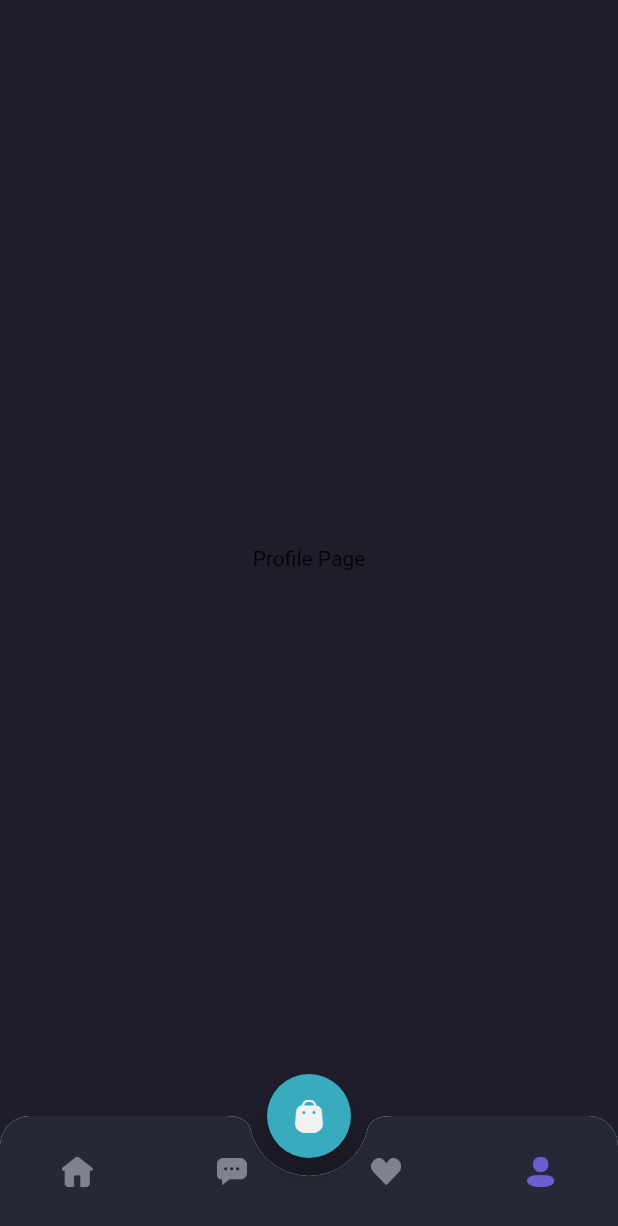
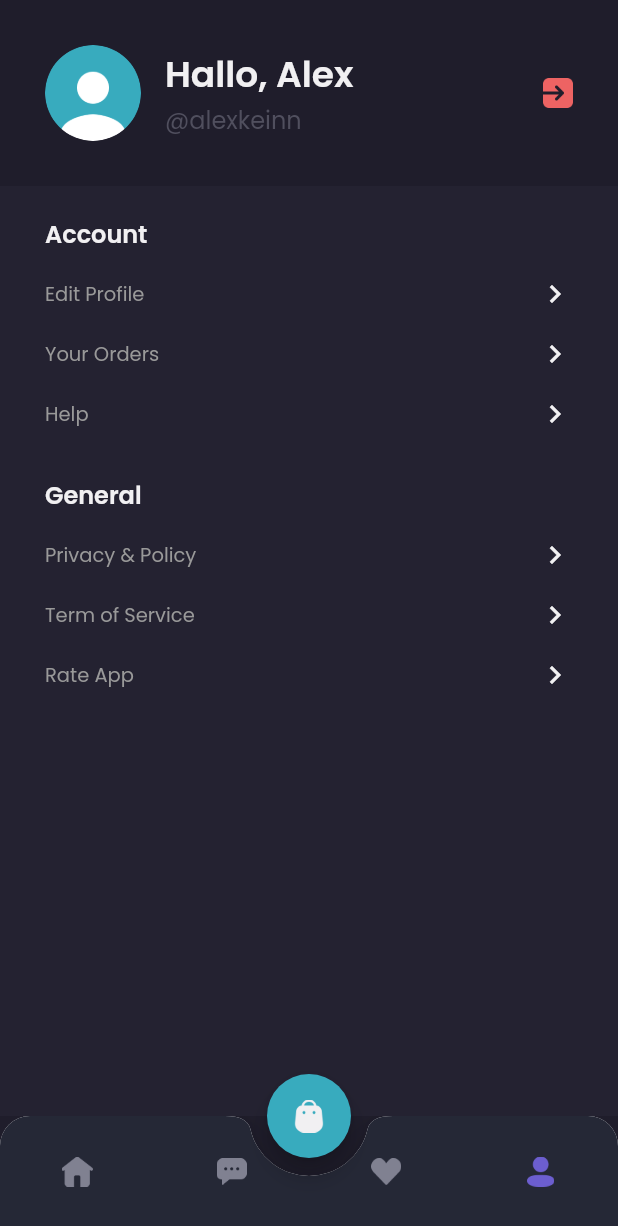
Before and after one commit to yantoiswanto/shamo-app, a Flutter app: the MainPage screen opened by its route, item 4 of the bottom bar chosen, on a phone screen of 412 x 824 dp. Shown: the top 1226 px of the screen. Run offline on Flutter 3.47's test engine with Material 2 defaults, Android fonts, the phone set to English and light mode, and no system bars; our stand-ins replace google_fonts.

Commit message:
Slicing page profile

```diff
--- a/lib/pages/home/profile_page.dart
+++ b/lib/pages/home/profile_page.dart
@@ -1,14 +1,136 @@
 import 'package:flutter/material.dart';
+import 'package:shamo_app/theme.dart';
 
 class ProfilePage extends StatelessWidget {
   const ProfilePage({super.key});
 
-  @override
-  Widget build(BuildContext context) {
-    return Center(
-      child: Text(
-        'Profile Page',
+  Widget header() {
+    return AppBar(
+      backgroundColor: backgroundColor1,
+      automaticallyImplyLeading: false,
+      elevation: 0,
+      flexibleSpace: SafeArea(
+        child: Container(
+          padding: EdgeInsets.all(
+            defaultMargin,
+          ),
+          child: Row(
+            children: [
+              ClipOval(
+                child: Image.asset(
+                  'assets/image_profile.png',
+                  width: 64,
+                ),
+              ),
+              SizedBox(
+                width: 16,
+              ),
+              Expanded(
+                child: Column(
+                  crossAxisAlignment: CrossAxisAlignment.start,
+                  children: [
+                    Text(
+                      'Hallo, Alex',
+                      style: primaryTextStyle.copyWith(
+                        fontSize: 24,
+                        fontWeight: semiBold,
+                      ),
+                    ),
+                    Text(
+                      '@alexkeinn',
+                      style: subtitleTextStyle.copyWith(
+                        fontSize: 16,
+                      ),
+                    ),
+                  ],
+                ),
+              ),
+              Image.asset(
+                'assets/button_exit.png',
+                width: 20,
+              ),
+            ],
+          ),
+        ),
       ),
     );
   }
+
+  Widget menuItem(String text) {
+    return Container(
+      margin: EdgeInsets.only(
+        top: 16,
+      ),
+      child: Row(
+        mainAxisAlignment: MainAxisAlignment.spaceBetween,
+        children: [
+          Text(
+            text,
+            style: secondaryTextStyle.copyWith(
+              fontSize: 13,
+            ),
+          ),
+          Icon(
+            Icons.chevron_right,
+            color: primaryTextColor,
+          ),
+        ],
+      ),
+    );
+  }
+
+  Widget content() {
+    return Expanded(
+      child: Container(
+        width: double.infinity,
+        padding: EdgeInsets.symmetric(
+          horizontal: defaultMargin,
+        ),
+        decoration: BoxDecoration(
+          color: backgroundColor3,
+        ),
+        child: Column(
+          crossAxisAlignment: CrossAxisAlignment.start,
+          children: [
+            SizedBox(
+              height: 20,
+            ),
+            Text(
+              'Account',
+              style: primaryTextStyle.copyWith(
+                fontSize: 16,
+                fontWeight: semiBold,
+              ),
+            ),
+            menuItem('Edit Profile'),
+            menuItem('Your Orders'),
+            menuItem('Help'),
+            SizedBox(
+              height: 30,
+            ),
+            Text(
+              'General',
+              style: primaryTextStyle.copyWith(
+                fontSize: 16,
+                fontWeight: semiBold,
+              ),
+            ),
+            menuItem('Privacy & Policy'),
+            menuItem('Term of Service'),
+            menuItem('Rate App'),
+          ],
+        ),
+      ),
+    );
+  }
+
+  @override
+  Widget build(BuildContext context) {
+    return Column(
+      children: [
+        header(),
+        content(),
+      ],
+    );
+  }
 }
```
